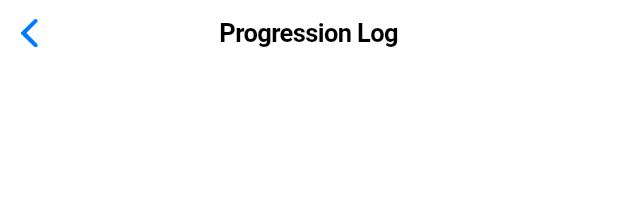
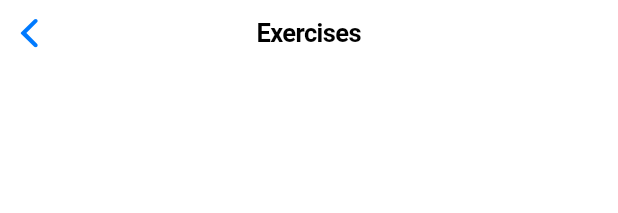
Before and after one commit to surfcyan/gym-bruh, a Flutter app: the Home widget shown alone on an empty page, opened directly, after a tap on "Exercises", on a phone screen of 412 x 824 dp. Shown: the top 213 px of the screen. Run offline on Flutter 3.47's test engine with Material 2 defaults, Android fonts, the light colour scheme and no system bars; network calls fail.

Commit message:
added exercises page

```diff
--- /dev/null
+++ b/lib/screens/exercises/exercises.dart
@@ -0,0 +1,28 @@
+import 'package:flutter/cupertino.dart';
+import 'package:flutter/material.dart';
+
+class Exercises extends StatefulWidget {
+  const Exercises({Key? key}) : super(key: key);
+
+  @override
+  _ExercisesState createState() => _ExercisesState();
+}
+
+class _ExercisesState extends State<Exercises> {
+  @override
+  Widget build(BuildContext context) {
+    return CupertinoPageScaffold(
+      backgroundColor: Colors.white,
+      navigationBar: CupertinoNavigationBar(
+        // Try removing opacity to observe the lack of a blur effect and of sliding content.
+        backgroundColor: CupertinoColors.black,
+        middle: const Text('Exercises'),
+      ),
+      child: Container(
+        child: Center(
+          child: Text('Page Two'),
+        ),
+      ),
+    );
+  }
+}
--- a/lib/screens/home/home-logic.dart
+++ b/lib/screens/home/home-logic.dart
@@ -1,3 +1,7 @@
+import 'package:flutter/widgets.dart';
+import 'package:gym_bruh/screens/exercises/exercises.dart';
+import 'package:gym_bruh/screens/proglog/proglog.dart';
+
 List home_categories = [
   {
     'title': 'Progression Log',
@@ -59,4 +63,15 @@ class HomeLogic {
     else
       return 'Rest';
   }
+
+  Widget getComponent(type) {
+    print(type);
+    if (type == 0) {
+      return ProgLog();
+    } else if (type == 1) {
+      return Exercises();
+    } else {
+      return ProgLog();
+    }
+  }
 }
--- a/lib/screens/home/home.dart
+++ b/lib/screens/home/home.dart
@@ -1,6 +1,7 @@
 import 'package:flutter/cupertino.dart';
 import 'package:flutter/material.dart';
 import 'package:gym_bruh/constants.dart';
+import 'package:gym_bruh/screens/exercises/exercises.dart';
 import 'package:gym_bruh/screens/home/home-logic.dart';
 import 'package:gym_bruh/screens/proglog/proglog.dart';
 
@@ -36,7 +37,8 @@ class _Home extends State<Home> {
                 fontSize: 18, color: LblackColor, fontWeight: FontWeight.bold),
           ),
           SizedBox(height: 24),
-          for (var category in home_categories)
+          // for (var category in home_categories)
+          for (int i = 0; i < home_categories.length; i++)
             GestureDetector(
               child: Card(
                 semanticContainer: true,
@@ -44,7 +46,7 @@ class _Home extends State<Home> {
                 child: Stack(
                   children: [
                     Image.network(
-                      category['bg_img'],
+                      home_categories[i]['bg_img'],
                       fit: BoxFit.fill,
                     ),
                     Container(
@@ -53,7 +55,7 @@ class _Home extends State<Home> {
                         mainAxisAlignment: MainAxisAlignment.end,
                         children: [
                           Text(
-                            category['title'],
+                            home_categories[i]['title'],
                             style: TextStyle(
                                 color: Colors.white,
                                 fontSize: 24,
@@ -70,7 +72,7 @@ class _Home extends State<Home> {
                 elevation: 5,
               ),
               onTap: () {
-                Navigator.of(context).push(_progLogRoute());
+                Navigator.of(context).push(routeNext(i));
               },
             )
         ],
@@ -86,4 +88,14 @@ class _Home extends State<Home> {
       },
     );
   }
+
+  Route routeNext(type) {
+    return PageRouteBuilder(
+      pageBuilder: (context, animation, secondaryAnimation) =>
+          homeLogic.getComponent(type),
+      transitionsBuilder: (context, animation, secondaryAnimation, child) {
+        return child;
+      },
+    );
+  }
 }
```
Also changed, not shown: lib/screens/exercises/exercises-logic.dart (added), 1 other file.
